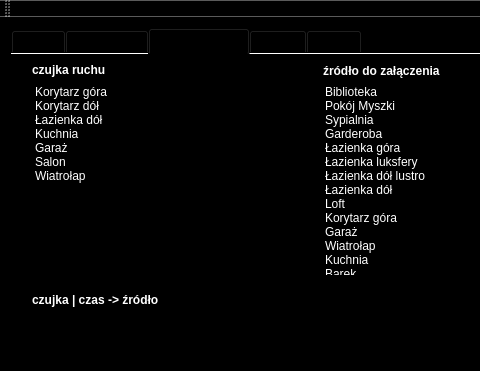
Above: mainwindow.ui from DemonMark/MyiHome before the change; both pictures show x 0 to 480 and y 0 to 371 of the 1266 by 784 pixel window. Below: the same form after it.
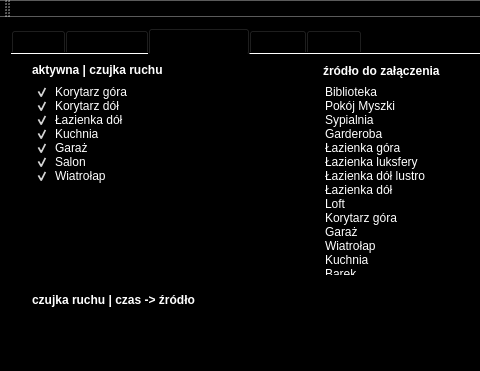
That is the form after the change. The open tabs and pages were chosen to show the change. Icons and pictures are not drawn. Custom widgets are drawn as their Qt base class.

Commit message: - zmiana wysyłania pakietów dla WYSUDP (wysyłanie z innej klasy poprzez sygnał a nie tworzenie klasy MyUDP - aktywowanie/deaktywowanie czujek ruchu - wstęp do alarmu - inne drobne poprawki

```diff
--- a/mainwindow.ui
+++ b/mainwindow.ui
@@ -1255,16 +1255,25 @@
          <property name="text">
           <string>Korytarz góra</string>
          </property>
+         <property name="checkState">
+          <enum>Checked</enum>
+         </property>
          <property name="icon">
           <iconset resource="ikony.qrc">
            <normaloff>:/HDD1/admin/iHome/28-02-2018/media/pir_off.png</normaloff>
            <selectedoff>:/HDD1/admin/iHome/28-02-2018/media/pir_on.png</selectedoff>:/HDD1/admin/iHome/28-02-2018/media/pir_off.png</iconset>
          </property>
+         <property name="flags">
+          <set>ItemIsSelectable|ItemIsUserCheckable|ItemIsEnabled</set>
+         </property>
         </item>
         <item>
          <property name="text">
           <string>Korytarz dół</string>
          </property>
+         <property name="checkState">
+          <enum>Checked</enum>
+         </property>
          <property name="icon">
           <iconset resource="ikony.qrc">
            <normaloff>:/HDD1/admin/iHome/28-02-2018/media/pir_off.png</normaloff>
@@ -1275,6 +1284,9 @@
          <property name="text">
           <string>Łazienka dół</string>
          </property>
+         <property name="checkState">
+          <enum>Checked</enum>
+         </property>
          <property name="icon">
           <iconset resource="ikony.qrc">
            <normaloff>:/HDD1/admin/iHome/28-02-2018/media/pir_off.png</normaloff>
@@ -1285,6 +1297,9 @@
          <property name="text">
           <string>Kuchnia</string>
          </property>
+         <property name="checkState">
+          <enum>Checked</enum>
+         </property>
          <property name="icon">
           <iconset resource="ikony.qrc">
            <normaloff>:/HDD1/admin/iHome/28-02-2018/media/pir_off.png</normaloff>
@@ -1295,6 +1310,9 @@
          <property name="text">
           <string>Garaż</string>
          </property>
+         <property name="checkState">
+          <enum>Checked</enum>
+         </property>
          <property name="icon">
           <iconset resource="ikony.qrc">
            <normaloff>:/HDD1/admin/iHome/28-02-2018/media/pir_off.png</normaloff>
@@ -1305,6 +1323,9 @@
          <property name="text">
           <string>Salon</string>
          </property>
+         <property name="checkState">
+          <enum>Checked</enum>
+         </property>
          <property name="icon">
           <iconset resource="ikony.qrc">
            <normaloff>:/HDD1/admin/iHome/28-02-2018/media/pir_off.png</normaloff>
@@ -1315,6 +1336,9 @@
          <property name="text">
           <string>Wiatrołap</string>
          </property>
+         <property name="checkState">
+          <enum>Checked</enum>
+         </property>
          <property name="icon">
           <iconset resource="ikony.qrc">
            <normaloff>:/HDD1/admin/iHome/28-02-2018/media/pir_off.png</normaloff>
@@ -1856,7 +1880,7 @@
          <string notr="true">color: rgb(255, 255, 255);</string>
         </property>
         <property name="text">
-         <string>czujka | czas -&gt; źródło</string>
+         <string>czujka ruchu | czas -&gt; źródło</string>
         </property>
        </widget>
        <widget class="QLabel" name="label_20">
@@ -1864,7 +1888,7 @@
          <rect>
           <x>21</x>
           <y>5</y>
-          <width>101</width>
+          <width>181</width>
           <height>21</height>
          </rect>
         </property>
@@ -1878,7 +1902,7 @@
          <string notr="true">color: rgb(255, 255, 255);</string>
         </property>
         <property name="text">
-         <string>czujka ruchu</string>
+         <string>aktywna | czujka ruchu</string>
         </property>
        </widget>
        <widget class="QLabel" name="label_24">
```
Left out of the diff: 13 changed lines with no effect on the pictures. The commit also changes 9 other files.
